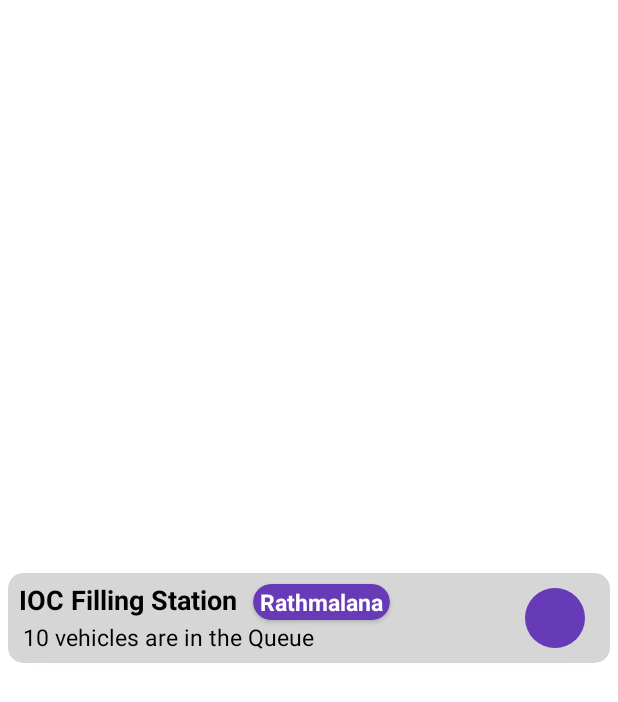
After one commit to AnawaratneMANA/fuel-queue-app-client, an Android app: the layout shed_list_raw_view_v2.xml on its own in the app's theme, with its tools: preview values and no code run, on a phone screen of 412 x 824 dp. The commit adds this screen. Shown: the top 702 px of the screen. Run offline under Robolectric (Android 15) with nearby library versions, the phone set to English and light mode, and no system bars.

Commit message:
Add Fuel station recycle view single item resource file

```diff
--- a/app/src/main/AndroidManifest.xml
+++ b/app/src/main/AndroidManifest.xml
@@ -14,12 +14,7 @@
         android:theme="@style/Theme.FuelQueueApplication">
         <activity
             android:name=".LoginActivity"
-            android:exported="true">
-            <intent-filter>
-                <action android:name="android.intent.action.MAIN" />
-
-                <category android:name="android.intent.category.LAUNCHER" />
-            </intent-filter>
+            android:exported="false">
             <meta-data
                 android:name="android.app.lib_name"
                 android:value="" />
@@ -30,7 +25,12 @@
 
         <activity
             android:name=".FuelStationActivity"
-            android:exported="false"/>
+            android:exported="true">
+            <intent-filter>
+                <action android:name="android.intent.action.MAIN" />
+                <category android:name="android.intent.category.LAUNCHER" />
+            </intent-filter>
+        </activity>
 
         <activity
             android:name=".MainActivity"
@@ -38,8 +38,6 @@
         <activity
             android:name=".RegistrationActivity"
             android:exported="false"/>
-
-
     </application>
 
 </manifest>
--- /dev/null
+++ b/app/src/main/res/drawable/circle.xml
@@ -0,0 +1,5 @@
+<shape xmlns:android="http://schemas.android.com/apk/res/android"
+    android:shape="oval">
+    <solid
+        android:color="#673AB7"/>
+</shape>
--- a/app/src/main/res/layout/activity_fuel_station.xml
+++ b/app/src/main/res/layout/activity_fuel_station.xml
@@ -12,6 +12,6 @@
         android:id="@+id/FuelStationRecyclerView"
         android:layout_width="match_parent"
         android:layout_height="match_parent"
-        app:layoutManager="androidx.recyclerview.widget.LinearLayoutManager"/>
+        app:layoutManager="androidx.recyclerview.widget.LinearLayoutManager" />
 
 </LinearLayout>
--- /dev/null
+++ b/app/src/main/res/layout/shed_list_raw_view_v2.xml
@@ -0,0 +1,91 @@
+<?xml version="1.0" encoding="utf-8"?>
+<androidx.appcompat.widget.LinearLayoutCompat xmlns:android="http://schemas.android.com/apk/res/android"
+    xmlns:app="http://schemas.android.com/apk/res-auto"
+    android:layout_width="match_parent"
+    android:layout_height="match_parent"
+    android:gravity="center_vertical"
+    android:orientation="vertical">
+
+    <androidx.cardview.widget.CardView
+        android:id="@+id/small_card_layout_card"
+        android:layout_width="match_parent"
+        android:layout_height="60dp"
+        android:layout_margin="5dp"
+        android:elevation="8dp"
+        app:cardBackgroundColor="#D6D6D6"
+        app:cardCornerRadius="10dp">
+
+        <LinearLayout
+            android:layout_width="match_parent"
+            android:layout_height="wrap_content"
+            android:orientation="horizontal">
+
+            <TextView
+                android:id="@+id/titleTv"
+                android:layout_width="wrap_content"
+                android:layout_height="wrap_content"
+                android:layout_marginStart="2dp"
+                android:padding="5dp"
+                android:text="IOC Filling Station"
+                android:textColor="#020202"
+                android:textSize="18sp"
+                android:textStyle="bold" />
+
+            <androidx.cardview.widget.CardView
+                android:layout_width="wrap_content"
+                android:layout_height="wrap_content"
+                android:layout_marginLeft="5dp"
+                app:cardBackgroundColor="#673AB7"
+                android:layout_marginTop="7dp"
+                app:cardCornerRadius="30dp">
+                <TextView
+                    android:id="@+id/descriptionTv"
+                    android:layout_width="match_parent"
+                    android:layout_height="wrap_content"
+                    android:ellipsize="end"
+
+                    android:padding="2px"
+                    android:layout_marginStart="3dp"
+                    android:layout_marginEnd="3dp"
+                    android:backgroundTint="@color/white"
+                    android:text="Rathmalana"
+                    android:textStyle="bold"
+                    android:textColor="#FFFFFF"
+                    android:textSize="15sp"/>
+            </androidx.cardview.widget.CardView>
+
+            <Space
+                android:layout_width="90dp"
+                android:layout_height="0dp" />
+
+            <androidx.cardview.widget.CardView
+                android:layout_width="wrap_content"
+                android:layout_height="wrap_content"
+                android:layout_marginTop="3dp"
+                app:cardBackgroundColor="#673AB7"
+                app:cardCornerRadius="30dp" />
+
+            <ImageView
+                android:layout_width="40dp"
+                android:layout_height="40dp"
+                android:layout_marginTop="10dp"
+                android:background="@drawable/circle" />
+        </LinearLayout>
+        <TextView
+            android:id="@+id/numberOfVehicles"
+            android:layout_width="wrap_content"
+            android:layout_height="wrap_content"
+            android:layout_marginStart="3dp"
+            android:layout_marginEnd="3dp"
+            android:layout_marginTop="25dp"
+            android:backgroundTint="@color/black"
+            android:ellipsize="end"
+            android:padding="10px"
+            android:text="10 vehicles are in the Queue"
+            android:textColor="#000000"
+            android:textSize="15sp"
+            android:textStyle="normal" />
+    </androidx.cardview.widget.CardView>
+
+
+</androidx.appcompat.widget.LinearLayoutCompat>
```
